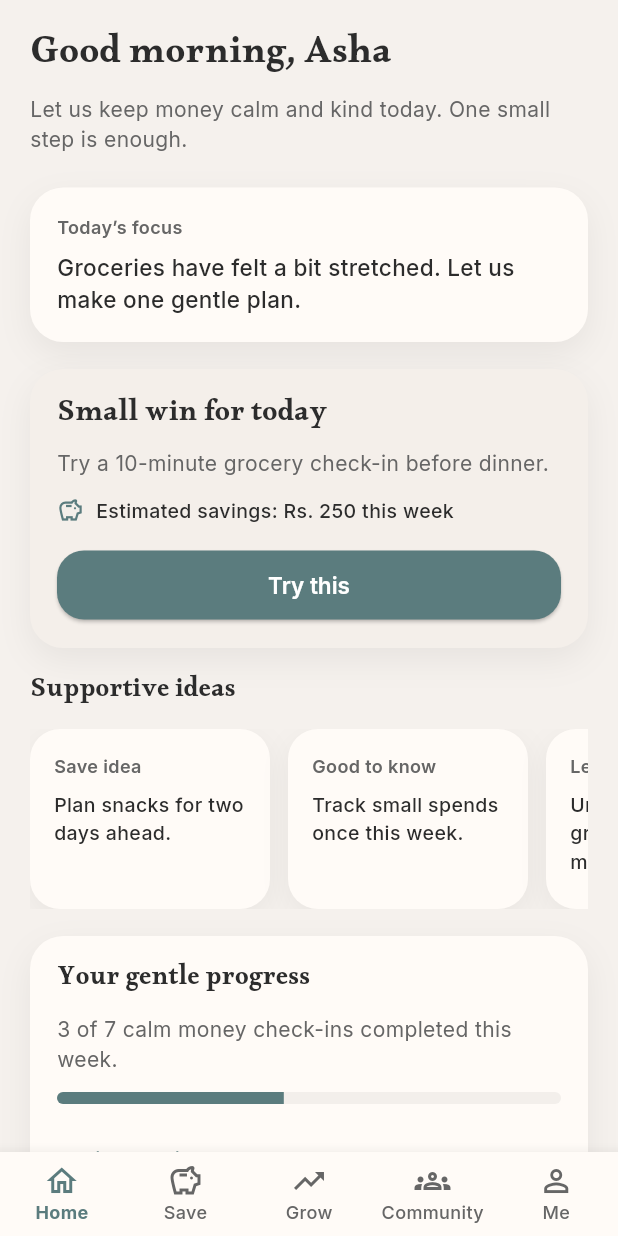
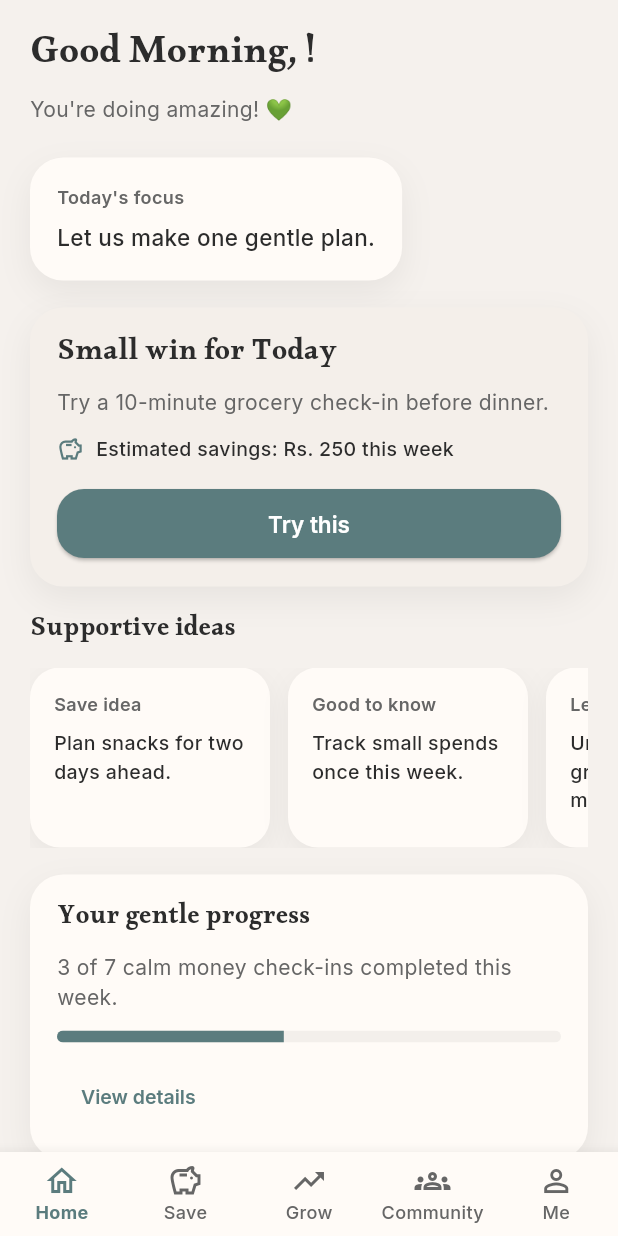
Before and after one commit to thisisouvik/PocketNest, a Flutter app: the HomeScreen screen opened directly with empty values, on a phone screen of 412 x 824 dp. Run offline on Flutter 3.47's test engine with Material 3 defaults, Android fonts, the phone set to English and light mode, and no system bars; our stand-ins replace flutter_bloc, flutter_dotenv, flutter_svg, font_awesome_flutter, google_sign_in, sign_in_with_apple and 1 more; accounts and stored records are empty.

Commit message:
feat: Enhance HomeTab with user-specific data loading and AI-generated content

```diff
--- a/lib/features/home/screens/home_screen.dart
+++ b/lib/features/home/screens/home_screen.dart
@@ -1,5 +1,7 @@
 import 'package:flutter/material.dart';
 import 'package:pocketnest/core/theme/app_theme.dart';
+import 'package:pocketnest/core/utils/groq_ai_utils.dart';
+import 'package:supabase_flutter/supabase_flutter.dart';
 
 class HomeScreen extends StatefulWidget {
   const HomeScreen({super.key, required this.userId});
@@ -84,7 +86,7 @@
   Widget _buildTab(BuildContext context, int index) {
     switch (index) {
       case 0:
-        return const _HomeTab(key: ValueKey('home_tab'));
+        return _HomeTab(key: ValueKey('home_tab'), userId: widget.userId);
       case 1:
         return const _PlaceholderTab(
           key: ValueKey('save_tab'),
@@ -109,8 +111,123 @@
   }
 }
 
-class _HomeTab extends StatelessWidget {
-  const _HomeTab({super.key});
+class _HomeTab extends StatefulWidget {
+  const _HomeTab({super.key, required this.userId});
+
+  final String userId;
+
+  @override
+  State<_HomeTab> createState() => _HomeTabState();
+}
+
+class _HomeTabState extends State<_HomeTab> {
+  String _userName = 'Friend';
+  String _dailyTip = 'You\'re doing amazing! 💚';
+  String _cardTitle = 'Today\'s focus';
+  String _cardDescription = 'Let us make one gentle plan.';
+  bool _isLoading = true;
+  bool _skippedOnboarding = false;
+  Map<String, dynamic>? _onboardingData;
+
+  @override
+  void initState() {
+    super.initState();
+    _loadAllData();
+  }
+
+  Future<void> _loadAllData() async {
+    await Future.wait([
+      _loadUserData(),
+      _loadOnboardingData(),
+    ]);
+
+    // After loading data, generate AI recommendations
+    await _generateAIContent();
+  }
+
+  Future<void> _loadUserData() async {
+    try {
+      final supabase = Supabase.instance.client;
+      final response = await supabase
+          .from('profiles')
+          .select('full_name, email')
+          .eq('id', widget.userId)
+          .maybeSingle();
+
+      if (response != null) {
+        final name = response['full_name']?.toString().trim() ?? '';
+        setState(() {
+          _userName = name.isNotEmpty ? name : (response['email'] ?? 'Friend');
+        });
+      }
+    } catch (e) {
+      // Keep default 'Friend'
+    }
+  }
+
+  Future<void> _loadOnboardingData() async {
+    try {
+      final supabase = Supabase.instance.client;
+
+      // Check if user has onboarding responses
+      final response = await supabase
+          .from('onboarding_responses')
+          .select('responses')
+          .eq('user_id', widget.userId)
+          .maybeSingle();
+
+      if (response != null && response['responses'] != null) {
+        // User completed onboarding
+        setState(() {
+          _onboardingData = Map<String, dynamic>.from(response['responses']);
+          _skippedOnboarding = false;
+        });
+      } else {
+        // User either skipped or never saw onboarding
+        setState(() {
+          _skippedOnboarding = true;
+          _onboardingData = null;
+        });
+      }
+    } catch (e) {
+      setState(() {
+        _skippedOnboarding = true;
+      });
+    }
+  }
+
+  Future<void> _generateAIContent() async {
+    try {
+      // Generate tip
+      final tip = await GroqAIUtils.generateDailyTip(
+        userName: _userName,
+        onboardingData: _onboardingData,
+        skippedOnboarding: _skippedOnboarding,
+      );
+
+      // Generate card title and description
+      final title = await GroqAIUtils.generateCardTitle(
+        onboardingData: _onboardingData,
+        skippedOnboarding: _skippedOnboarding,
+      );
+
+      final description = await GroqAIUtils.generateCardDescription(
+        onboardingData: _onboardingData,
+        skippedOnboarding: _skippedOnboarding,
+      );
+
+      setState(() {
+        _dailyTip = tip;
+        _cardTitle = title;
+        _cardDescription = description;
+        _isLoading = false;
+      });
+    } catch (e) {
+      setState(() {
+        _isLoading = false;
+      });
+    }
+  }
 
   @override
   Widget build(BuildContext context) {
@@ -119,9 +236,9 @@
       child: Column(
         crossAxisAlignment: CrossAxisAlignment.start,
         children: [
-          const Text(
-            'Good morning, Asha',
-            style: TextStyle(
+          Text(
+            'Good Morning, $_userName!',
+            style: const TextStyle(
               fontFamily: 'Alkalami',
               fontSize: 26,
               fontWeight: FontWeight.w500,
@@ -129,9 +246,9 @@
             ),
           ),
           const SizedBox(height: 6),
-          const Text(
-            'Let us keep money calm and kind today. One small step is enough.',
-            style: TextStyle(
+          Text(
+            _dailyTip,
+            style: const TextStyle(
               fontFamily: 'Inter',
               fontSize: 14,
               fontWeight: FontWeight.w400,
@@ -142,20 +259,20 @@
           _SectionCard(
             child: Column(
               crossAxisAlignment: CrossAxisAlignment.start,
-              children: const [
+              children: [
                 Text(
-                  'Today’s focus',
-                  style: TextStyle(
+                  _cardTitle,
+                  style: const TextStyle(
                     fontFamily: 'Inter',
                     fontSize: 12,
                     fontWeight: FontWeight.w600,
                     color: AppTheme.textSecondary,
                   ),
                 ),
-                SizedBox(height: 8),
+                const SizedBox(height: 8),
                 Text(
-                  'Groceries have felt a bit stretched. Let us make one gentle plan.',
-                  style: TextStyle(
+                  _cardDescription,
+                  style: const TextStyle(
                     fontFamily: 'Inter',
                     fontSize: 15,
                     fontWeight: FontWeight.w500,
@@ -172,7 +289,7 @@
               crossAxisAlignment: CrossAxisAlignment.start,
               children: [
                 const Text(
-                  'Small win for today',
+                  'Small win for Today',
                   style: TextStyle(
                     fontFamily: 'Alkalami',
                     fontSize: 20,
```
